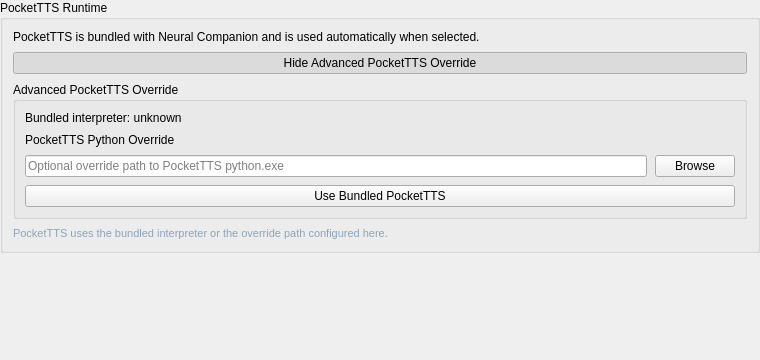
Old version of the form addons/pockettts/ui/pockettts.ui in the repository Rakile/NeuralCompanion.
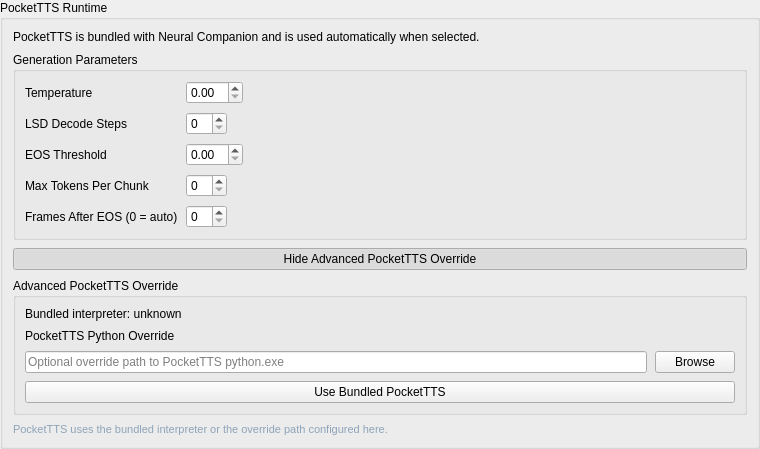
New version of the form.

```diff
--- a/addons/pockettts/ui/pockettts.ui
+++ b/addons/pockettts/ui/pockettts.ui
@@ -57,6 +57,71 @@
         </property>
        </widget>
       </item>
+      <item>
+       <widget class="QGroupBox" name="pockettts_generation_group">
+        <property name="title">
+         <string>Generation Parameters</string>
+        </property>
+        <layout class="QFormLayout" name="pockettts_generation_form">
+         <property name="fieldGrowthPolicy">
+          <enum>QFormLayout::ExpandingFieldsGrow</enum>
+         </property>
+         <property name="spacing">
+          <number>8</number>
+         </property>
+         <item row="0" column="0">
+          <widget class="QLabel" name="pockettts_temperature_label">
+           <property name="text">
+            <string>Temperature</string>
+           </property>
+          </widget>
+         </item>
+         <item row="0" column="1">
+          <widget class="QDoubleSpinBox" name="pockettts_temperature_spin"/>
+         </item>
+         <item row="1" column="0">
+          <widget class="QLabel" name="pockettts_lsd_steps_label">
+           <property name="text">
+            <string>LSD Decode Steps</string>
+           </property>
+          </widget>
+         </item>
+         <item row="1" column="1">
+          <widget class="QSpinBox" name="pockettts_lsd_steps_spin"/>
+         </item>
+         <item row="2" column="0">
+          <widget class="QLabel" name="pockettts_eos_threshold_label">
+           <property name="text">
+            <string>EOS Threshold</string>
+           </property>
+          </widget>
+         </item>
+         <item row="2" column="1">
+          <widget class="QDoubleSpinBox" name="pockettts_eos_threshold_spin"/>
+         </item>
+         <item row="3" column="0">
+          <widget class="QLabel" name="pockettts_max_tokens_label">
+           <property name="text">
+            <string>Max Tokens Per Chunk</string>
+           </property>
+          </widget>
+         </item>
+         <item row="3" column="1">
+          <widget class="QSpinBox" name="pockettts_max_tokens_spin"/>
+         </item>
+         <item row="4" column="0">
+          <widget class="QLabel" name="pockettts_frames_after_eos_label">
+           <property name="text">
+            <string>Frames After EOS (0 = auto)</string>
+           </property>
+          </widget>
+         </item>
+         <item row="4" column="1">
+          <widget class="QSpinBox" name="pockettts_frames_after_eos_spin"/>
+         </item>
+        </layout>
+       </widget>
+      </item>
       <item>
        <widget class="QPushButton" name="btn_pockettts_advanced_toggle">
         <property name="visible">
```
